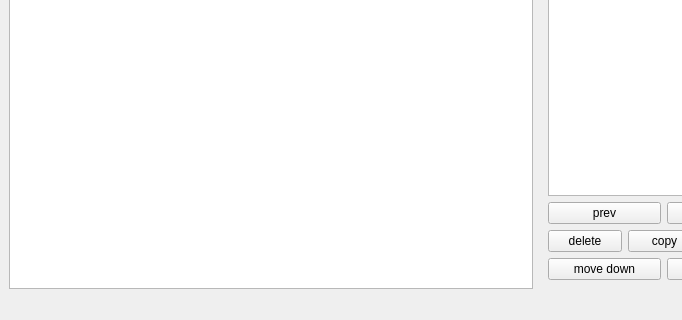
Qt form client/gui.ui (Trion/nightsky) before a commit; both pictures show x 0 to 682 and y 138 to 458 of the 798 by 458 pixel window.
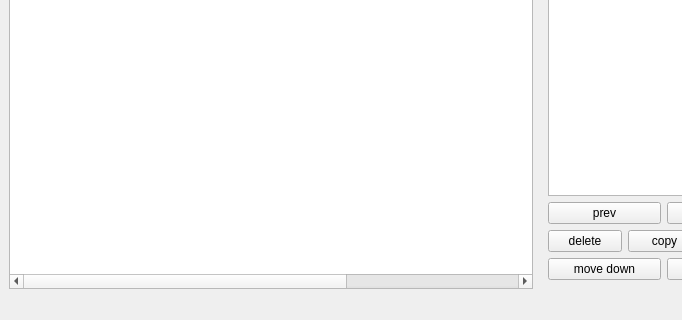
The same form after that commit.

The edit to the form file:
```diff
--- a/client/gui.ui
+++ b/client/gui.ui
@@ -20,9 +20,9 @@
       <property name="backgroundBrush">
        <brush brushstyle="SolidPattern">
         <color alpha="255">
-         <red>10</red>
-         <green>10</green>
-         <blue>10</blue>
+         <red>20</red>
+         <green>20</green>
+         <blue>20</blue>
         </color>
        </brush>
       </property>
@@ -39,8 +39,8 @@
        <rectf>
         <x>0.000000000000000</x>
         <y>0.000000000000000</y>
-        <width>0.000000000000000</width>
-        <height>0.000000000000000</height>
+        <width>800.000000000000000</width>
+        <height>260.000000000000000</height>
        </rectf>
       </property>
       <property name="alignment">
```
Left out of the diff: 24 changed lines with no effect on the pictures.
